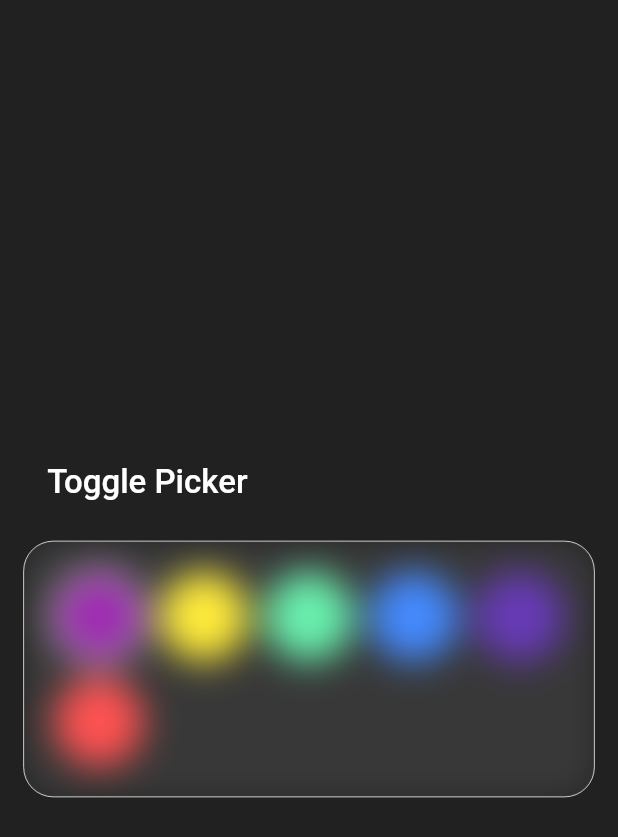
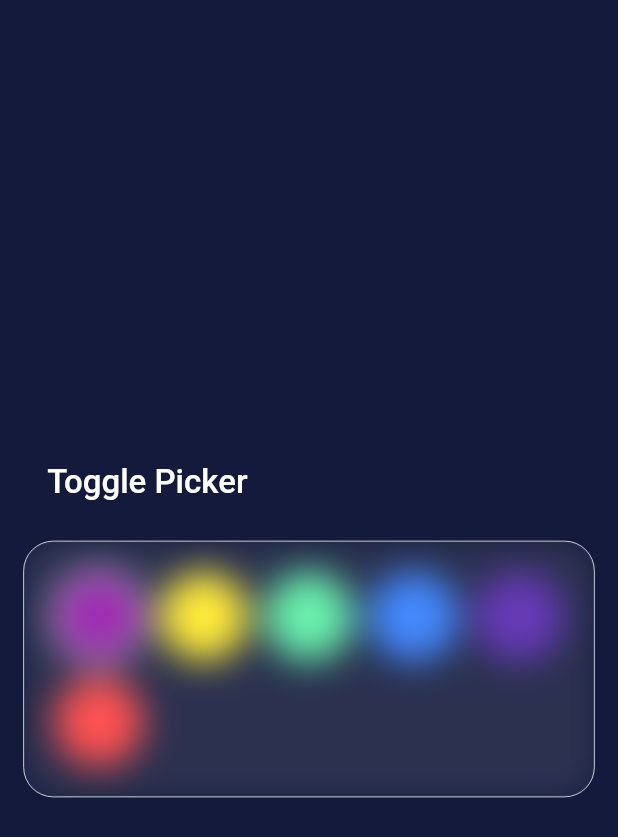
Before and after one commit to Roaa94/flutter_animations_workshop, a Flutter app: the screen it shows after launch, on a phone screen of 412 x 824 dp. Shown: the top 837 px of the screen. Run offline on Flutter 3.47's test engine with Material 2 defaults, Android fonts, the phone set to English and light mode, and no system bars.

Commit message:
chore: change scaffold bg color

```diff
--- a/lib/main.dart
+++ b/lib/main.dart
@@ -15,7 +15,7 @@ class MyApp extends StatelessWidget {
       title: 'Flutter Demo',
       debugShowCheckedModeBanner: false,
       theme: ThemeData(
-        scaffoldBackgroundColor: Colors.grey.shade900,
+        scaffoldBackgroundColor: const Color(0xff131A3B),
         primarySwatch: Colors.blue,
       ),
       home: const HomePage(),
```
